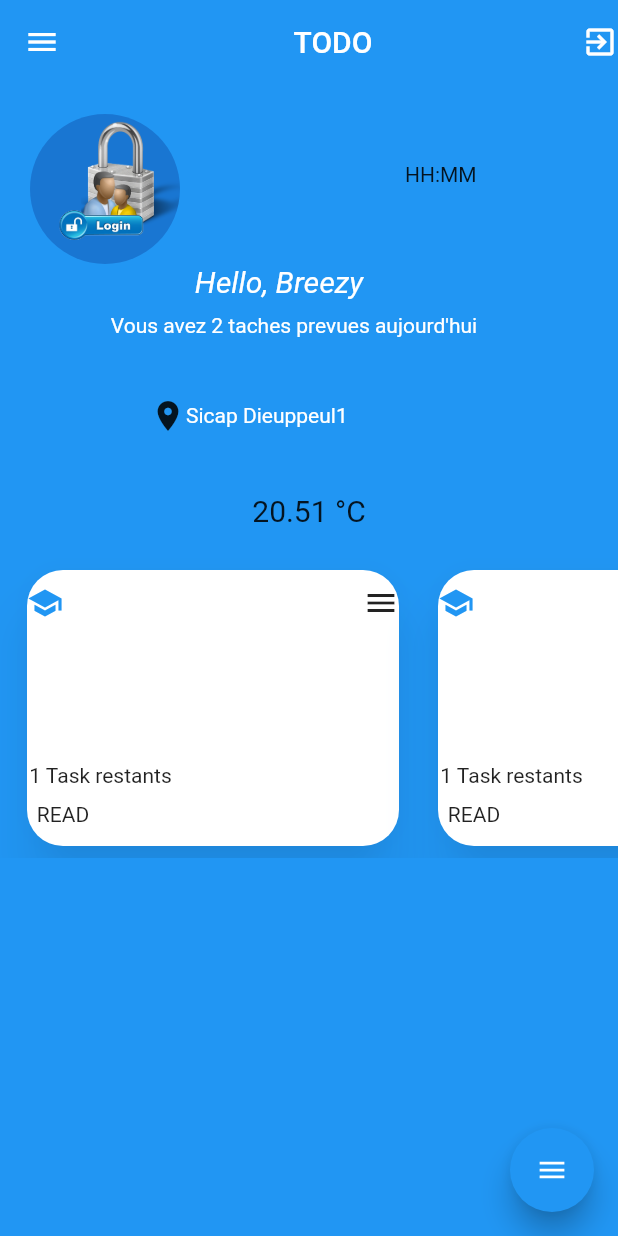
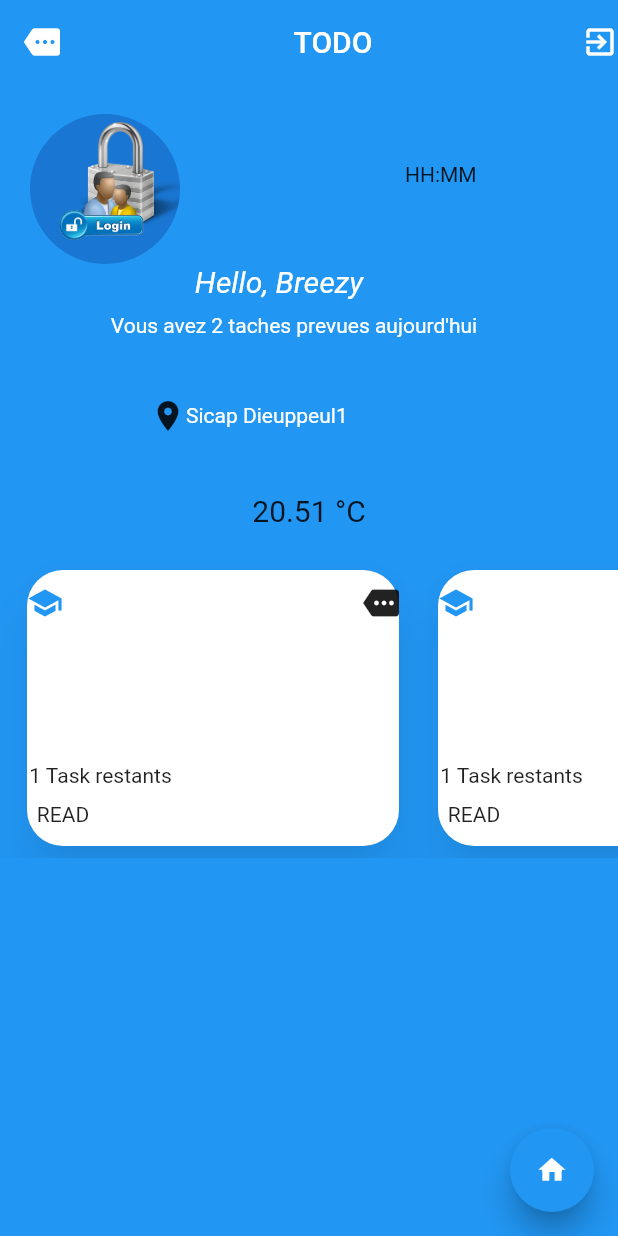
Before and after one commit to breezyaloo123/secondtodo, a Flutter app: the HomeApp screen opened directly, on a phone screen of 412 x 824 dp. Run offline on Flutter 3.47's test engine with Material 2 defaults, Android fonts, the phone set to English and light mode, and no system bars; drawn by our look-alikes of flutter_speed_dial; our stand-ins replace image_picker, shared_preferences, sqflite; accounts and stored records are empty.

Commit message:
new commit

```diff
--- a/lib/connection/login.dart
+++ b/lib/connection/login.dart
@@ -49,7 +49,7 @@ class _LoginPageState extends State<LoginPage> {
             ),
             TextFormField(
               decoration: InputDecoration(
-                hintText: "Entrer le mot de pass",
+                hintText: "Entrer le mot de passe",
                 icon: Icon(Icons.vpn_key),
               ),
               obscureText: true,
--- a/lib/models/home.dart
+++ b/lib/models/home.dart
@@ -14,6 +14,7 @@ class HomeApp extends StatefulWidget {
 }
 
 class _HomeAppState extends State<HomeApp> {
+
   // String way;
   // _HomeAppState({this.way});
 
@@ -41,7 +42,7 @@ class _HomeAppState extends State<HomeApp> {
       floatingActionButton: SpeedDial(
         marginRight: 18,
         marginBottom: 20,
-        animatedIcon: AnimatedIcons.menu_close,
+        animatedIcon: AnimatedIcons.home_menu,
         animatedIconTheme: IconThemeData(size: 22.0),
         closeManually: false,
         curve: Curves.bounceIn,
@@ -102,7 +103,7 @@ class _HomeAppState extends State<HomeApp> {
        backgroundColor: Colors.blue,
        title: Center(child: Text("TODO")),
        elevation: 0.0,
-       leading: Icon(Icons.menu),
+       leading: Icon(Icons.more),
        actions: <Widget>[
          Icon(Icons.exit_to_app),
        ],
@@ -186,7 +187,7 @@ class _HomeAppState extends State<HomeApp> {
                               ),
                               Padding(
                                 padding:const EdgeInsets.only(left: 100.0,top: 10.0,bottom: 50.0),
-                                child: Icon(Icons.menu),
+                                child: Icon(Icons.more),
                                 )
                             ],
                           ),
@@ -223,7 +224,7 @@ class _HomeAppState extends State<HomeApp> {
                               ),
                               Padding(
                                 padding:const EdgeInsets.only(left: 100.0,top: 10.0,bottom: 50.0),
-                                child: Icon(Icons.menu),
+                                child: Icon(Icons.more),
                                 )
                             ],
                           ),
@@ -260,7 +261,7 @@ class _HomeAppState extends State<HomeApp> {
                               ),
                               Padding(
                                 padding:const EdgeInsets.only(left: 100.0,top: 10.0,bottom: 50.0),
-                                child: Icon(Icons.menu),
+                                child: Icon(Icons.more_vert),
                                 )
                             ],
                           ),
@@ -297,7 +298,7 @@ class _HomeAppState extends State<HomeApp> {
                               ),
                               Padding(
                                 padding:const EdgeInsets.only(left: 100.0,top: 10.0,bottom: 50.0),
-                                child: Icon(Icons.menu),
+                                child: Icon(Icons.more),
                                 )
                             ],
                           ),
```
Also changed, not shown: lib/tasks/read.dart (+62 -26 lines), pubspec.lock, 1 other file.
